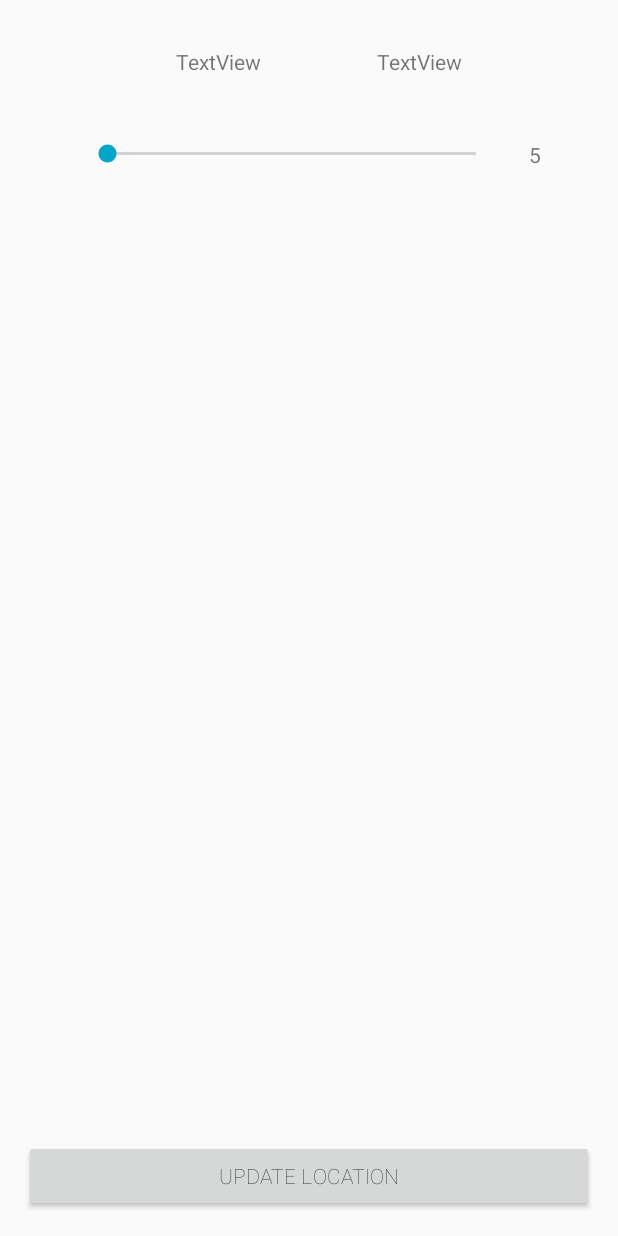
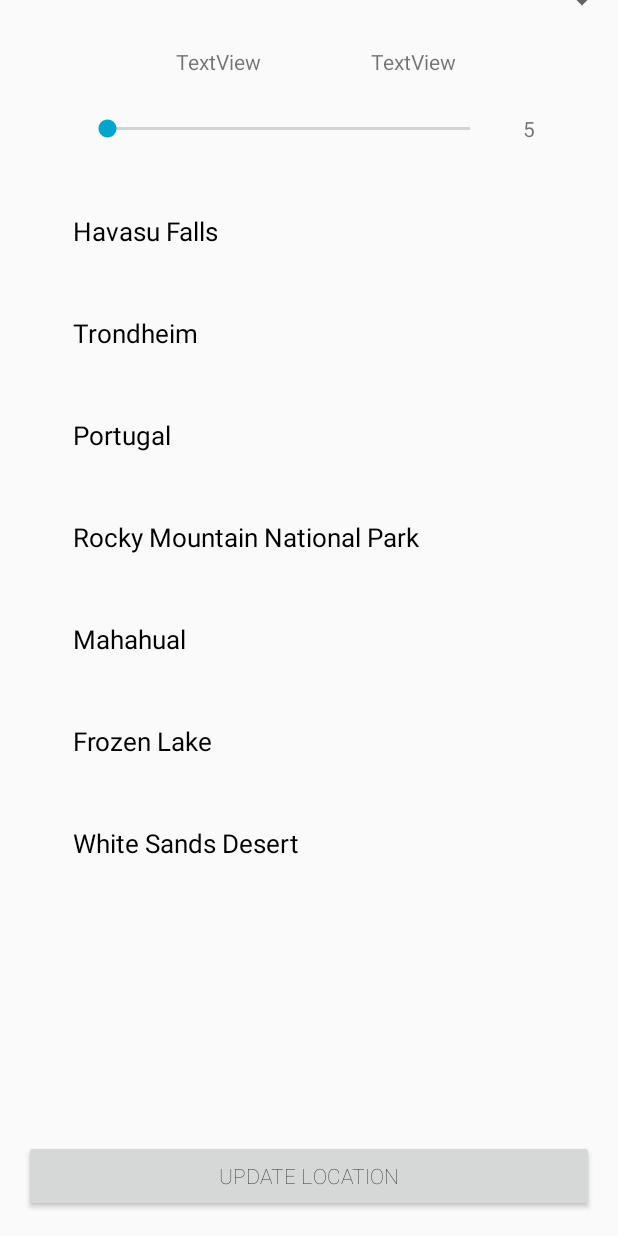
Before and after one commit to jtran22/MobileProject, an Android app: the ListEventsActivity screen opened directly, with no data from a screen before it, on a phone screen of 412 x 824 dp. Run offline under Robolectric (Android 15) with nearby library versions, the light colour scheme and no system bars; our stand-ins replace CircleImageView; pictures from the network do not load.

Commit message:
Event List Spinner

```diff
--- a/Board/app/build.gradle
+++ b/Board/app/build.gradle
@@ -37,6 +37,7 @@ dependencies {
     implementation 'de.hdodenhof:circleimageview:2.2.0'
     implementation 'com.android.support:cardview-v7:28.0.0'
     implementation 'com.github.mancj:MaterialSearchBar:0.8.2'
+    implementation 'de.hdodenhof:circleimageview:3.0.1'
 
 
     implementation 'com.google.android.gms:play-services-maps:16.1.0'
--- a/Board/app/src/main/java/com/example/board/ListEventsActivity.java
+++ b/Board/app/src/main/java/com/example/board/ListEventsActivity.java
@@ -6,7 +6,6 @@ import androidx.core.app.ActivityCompat;
 import androidx.core.content.ContextCompat;
 
 import android.Manifest;
-import android.content.Intent;
 import android.content.pm.PackageManager;
 import android.location.Location;
 import android.os.Bundle;
@@ -14,6 +13,7 @@ import android.util.Log;
 import android.view.View;
 import android.widget.Button;
 import android.widget.SeekBar;
+import android.widget.Spinner;
 import android.widget.TextView;
 
 import com.google.android.gms.location.FusedLocationProviderClient;
@@ -21,6 +21,10 @@ import com.google.android.gms.location.LocationServices;
 import com.google.android.gms.tasks.OnCompleteListener;
 import com.google.android.gms.tasks.OnFailureListener;
 import com.google.android.gms.tasks.Task;
+
+import java.util.ArrayList;
+import androidx.recyclerview.widget.LinearLayoutManager;
+import androidx.recyclerview.widget.RecyclerView;
 
 public class ListEventsActivity extends AppCompatActivity {
     private TextView tvLat;
@@ -40,6 +44,10 @@ public class ListEventsActivity extends AppCompatActivity {
 
     final private int LOCATION_PERMISSION_REQUEST_CODE = 103;
 
+    private static final String TAG = "ListEvents";
+    private ArrayList<String> mNames = new ArrayList<>();
+    private ArrayList <String> mImagesURL = new ArrayList<>();
+
     @Override
     protected void onCreate(Bundle savedInstanceState) {
         super.onCreate(savedInstanceState);
@@ -53,6 +61,10 @@ public class ListEventsActivity extends AppCompatActivity {
         mFusedLocationProviderClient = LocationServices.getFusedLocationProviderClient(this);
         getLocationPermission();
         distance = 7.2;
+
+        initImageBitmaps();
+        Spinner spinner = findViewById(R.id.spinner);
+
 
         sbDistance.setOnSeekBarChangeListener(new SeekBar.OnSeekBarChangeListener() {
             @Override
@@ -79,6 +91,46 @@ public class ListEventsActivity extends AppCompatActivity {
             }
         });
     }
+
+    private void initImageBitmaps()
+    {
+        Log.d(TAG,"initImagesBitmaps: preparing Bitaps");
+        mImagesURL.add("https://c1.staticflickr.com/5/4636/25316407448_de5fbf183d_o.jpg");
+        mNames.add("Havasu Falls");
+
+        mImagesURL.add("https://i.redd.it/tpsnoz5bzo501.jpg");
+        mNames.add("Trondheim");
+
+        mImagesURL.add("https://i.redd.it/qn7f9oqu7o501.jpg");
+        mNames.add("Portugal");
+
+        mImagesURL.add("https://i.redd.it/j6myfqglup501.jpg");
+        mNames.add("Rocky Mountain National Park");
+
+
+        mImagesURL.add("https://i.redd.it/0h2gm1ix6p501.jpg");
+        mNames.add("Mahahual");
+
+        mImagesURL.add("https://i.redd.it/k98uzl68eh501.jpg");
+        mNames.add("Frozen Lake");
+
+
+        mImagesURL.add("https://i.redd.it/glin0nwndo501.jpg");
+        mNames.add("White Sands Desert");
+
+        initRecyclerView();
+    }
+
+    private void initRecyclerView()
+    {
+        Log.d(TAG,"initRecyclerView: inti recycler");
+        RecyclerView recyclerView = findViewById(R.id.recycler);
+        RecyclerViewAdapter adapter = new RecyclerViewAdapter(this,mNames,mImagesURL);
+        recyclerView.setAdapter(adapter);
+        recyclerView.setLayoutManager(new LinearLayoutManager(this));
+    }
+
+
 
     private void getBoundingCoord(){
         boundingCoords = myLocation.boundingCoordinates(distance,radius);
--- /dev/null
+++ b/Board/app/src/main/java/com/example/board/RecyclerViewAdapter.java
@@ -0,0 +1,82 @@
+package com.example.board;
+
+import android.content.Context;
+import android.util.Log;
+import android.view.LayoutInflater;
+import android.view.View;
+import android.view.ViewGroup;
+import android.widget.RelativeLayout;
+import android.widget.TextView;
+
+import androidx.annotation.NonNull;
+import androidx.recyclerview.widget.RecyclerView;
+
+import com.bumptech.glide.Glide;
+
+import java.util.ArrayList;
+
+import de.hdodenhof.circleimageview.CircleImageView;
+
+public class RecyclerViewAdapter extends RecyclerView.Adapter<RecyclerViewAdapter.ViewHolder> {
+
+    private static final String TAG = "RecyclerViewAdapter";
+    private ArrayList <String> mImageNames = new ArrayList<>();
+    private ArrayList <String> mImages = new ArrayList<>();
+    private ArrayList <String> mDescription = new ArrayList<>();
+    private Context mContext;
+
+    public RecyclerViewAdapter(Context mContext,ArrayList<String> mImageNames, ArrayList<String> mImages) {
+        this.mImageNames = mImageNames;
+        this.mImages = mImages;
+        this.mContext = mContext;
+    }
+
+    @NonNull
+    @Override
+    public ViewHolder onCreateViewHolder(@NonNull ViewGroup parent, int viewType) {
+        View view = LayoutInflater.from(parent.getContext()).inflate(R.layout.layout_listitem,parent,false);
+        ViewHolder holder = new ViewHolder(view);
+        return holder;
+    }
+
+    @Override
+    public void onBindViewHolder(@NonNull ViewHolder holder, final int position) {
+        Log.d(TAG,"onBindViewHolder: Called.");
+        Glide.with(mContext)
+                .asBitmap()
+                .load(mImages.get(position))
+                .into(holder.image);
+        holder.imageName.setText(mImageNames.get(position));
+
+        holder.parentLayout.setOnClickListener(new View.OnClickListener() {
+            @Override
+            public void onClick(View view) {
+                Log.d(TAG,"onClick: clicked on: " + mImageNames.get(position));
+
+            }
+        });
+    }
+
+    @Override
+    public int getItemCount() {
+        return mImageNames.size();
+    }
+
+    public class ViewHolder extends RecyclerView.ViewHolder
+    {
+        CircleImageView image;
+        TextView imageName;
+        RelativeLayout parentLayout;
+
+
+        public ViewHolder(@NonNull View itemView) {
+            super(itemView);
+            image = itemView.findViewById(R.id.image);
+            imageName = itemView.findViewById(R.id.image_name);
+            parentLayout = itemView.findViewById(R.id.parent_layout);
+
+        }
+
+
+    }
+}
--- a/Board/app/src/main/res/layout/activity_list_events.xml
+++ b/Board/app/src/main/res/layout/activity_list_events.xml
@@ -10,10 +10,10 @@
         android:id="@+id/tvLat"
         android:layout_width="wrap_content"
         android:layout_height="wrap_content"
-        android:layout_marginStart="117dp"
+        android:layout_marginStart="62dp"
         android:layout_marginTop="31dp"
         android:text="TextView"
-        app:layout_constraintStart_toStartOf="parent"
+        app:layout_constraintStart_toStartOf="@+id/sbDistance"
         app:layout_constraintTop_toTopOf="parent" />
 
     <TextView
@@ -21,9 +21,9 @@
         android:layout_width="wrap_content"
         android:layout_height="wrap_content"
         android:layout_marginTop="31dp"
-        android:layout_marginEnd="104dp"
+        android:layout_marginEnd="25dp"
         android:text="TextView"
-        app:layout_constraintEnd_toEndOf="parent"
+        app:layout_constraintEnd_toEndOf="@+id/sbDistance"
         app:layout_constraintTop_toTopOf="parent" />
 
     <SeekBar
@@ -31,30 +31,30 @@
         android:layout_width="0dp"
         android:layout_height="20dp"
         android:layout_marginStart="55dp"
+        android:layout_marginTop="25dp"
         android:layout_marginEnd="19dp"
         android:max="25"
         android:min="5"
-        app:layout_constraintBottom_toBottomOf="@+id/tvDistance"
         app:layout_constraintEnd_toStartOf="@+id/tvDistance"
-        app:layout_constraintStart_toStartOf="parent" />
+        app:layout_constraintStart_toStartOf="parent"
+        app:layout_constraintTop_toBottomOf="@+id/tvLat" />
 
     <TextView
         android:id="@+id/tvDistance"
-        android:layout_width="43dp"
-        android:layout_height="19dp"
-        android:layout_marginTop="93dp"
+        android:layout_width="47dp"
+        android:layout_height="20dp"
         android:layout_marginEnd="16dp"
         android:text="5"
+        app:layout_constraintBottom_toBottomOf="@+id/sbDistance"
         app:layout_constraintEnd_toEndOf="parent"
         app:layout_constraintStart_toEndOf="@+id/sbDistance"
-        app:layout_constraintTop_toTopOf="parent" />
+        app:layout_constraintTop_toTopOf="@+id/sbDistance" />
 
     <Button
         android:id="@+id/btnUpdateDist"
         android:layout_width="0dp"
         android:layout_height="wrap_content"
         android:layout_alignParentBottom="true"
-        android:layout_margin="16dp"
         android:layout_marginStart="16dp"
         android:layout_marginEnd="16dp"
         android:layout_marginBottom="16dp"
@@ -64,4 +64,33 @@
         app:layout_constraintBottom_toBottomOf="parent"
         app:layout_constraintEnd_toEndOf="parent"
         app:layout_constraintStart_toStartOf="parent" />
+
+
+    <androidx.recyclerview.widget.RecyclerView
+        android:id="@+id/recycler"
+        android:layout_width="0dp"
+        android:layout_height="0dp"
+        android:layout_marginStart="1dp"
+        android:layout_marginTop="37dp"
+        android:layout_marginEnd="1dp"
+        android:layout_marginBottom="44dp"
+        app:layout_constraintBottom_toBottomOf="parent"
+        app:layout_constraintEnd_toEndOf="parent"
+        app:layout_constraintStart_toStartOf="parent"
+        app:layout_constraintTop_toTopOf="@+id/sbDistance">
+
+    </androidx.recyclerview.widget.RecyclerView>
+
+    <Spinner
+        android:id="@+id/spinner"
+        android:layout_width="match_parent"
+        android:layout_height="wrap_content"
+        android:autofillHints="Distance"
+        app:layout_constraintBottom_toTopOf="parent"
+        app:layout_constraintEnd_toStartOf="parent"
+        app:layout_constraintStart_toStartOf="parent"
+        app:layout_constraintTop_toTopOf="parent"
+        tools:visibility="gone" />
+
+
 </androidx.constraintlayout.widget.ConstraintLayout>
--- /dev/null
+++ b/Board/app/src/main/res/layout/layout_listitem.xml
@@ -0,0 +1,45 @@
+<?xml version="1.0" encoding="utf-8"?>
+<RelativeLayout xmlns:android="http://schemas.android.com/apk/res/android"
+    android:layout_width="match_parent"
+    android:layout_height="wrap_content"
+    android:padding="15dp"
+    android:id="@+id/parent_layout">
+
+    <de.hdodenhof.circleimageview.CircleImageView
+        android:id="@+id/image"
+        android:layout_width="wrap_content"
+        android:layout_height="wrap_content"
+        android:src="@mipmap/ic_launcher"
+
+        >
+
+    </de.hdodenhof.circleimageview.CircleImageView>
+
+    <TextView
+        android:id="@+id/image_name"
+        android:layout_width="wrap_content"
+        android:layout_height="wrap_content"
+        android:layout_alignParentTop="true"
+        android:layout_marginLeft="32dp"
+        android:layout_marginTop="13dp"
+        android:layout_toRightOf="@+id/image"
+        android:text="Test"
+
+        android:textColor="#000"
+        android:textSize="17dp"></TextView>
+
+    <TextView
+        android:id="@+id/description"
+        android:layout_width="wrap_content"
+        android:layout_height="wrap_content"
+
+        android:layout_alignBottom="@+id/image_name"
+        android:layout_marginStart="30dp"
+        android:layout_marginTop="16dp"
+        android:layout_marginBottom="-34dp"
+        android:layout_toEndOf="@+id/image"
+        android:text="Description"
+        android:textSize="17dp"></TextView>
+
+
+</RelativeLayout>
--- a/Board/app/src/main/res/values/strings.xml
+++ b/Board/app/src/main/res/values/strings.xml
@@ -12,4 +12,12 @@
     <string name="etEventDate">Date</string>
     <string name="etEventTime">Time</string>
     <string name="title_activity_maps">Map</string>
+
+    <string-array name="distances">
+        <item>5</item>
+        <item>10</item>
+        <item>15</item>
+        <item>20</item>
+        <item>25</item>
+    </string-array>
 </resources>
```
